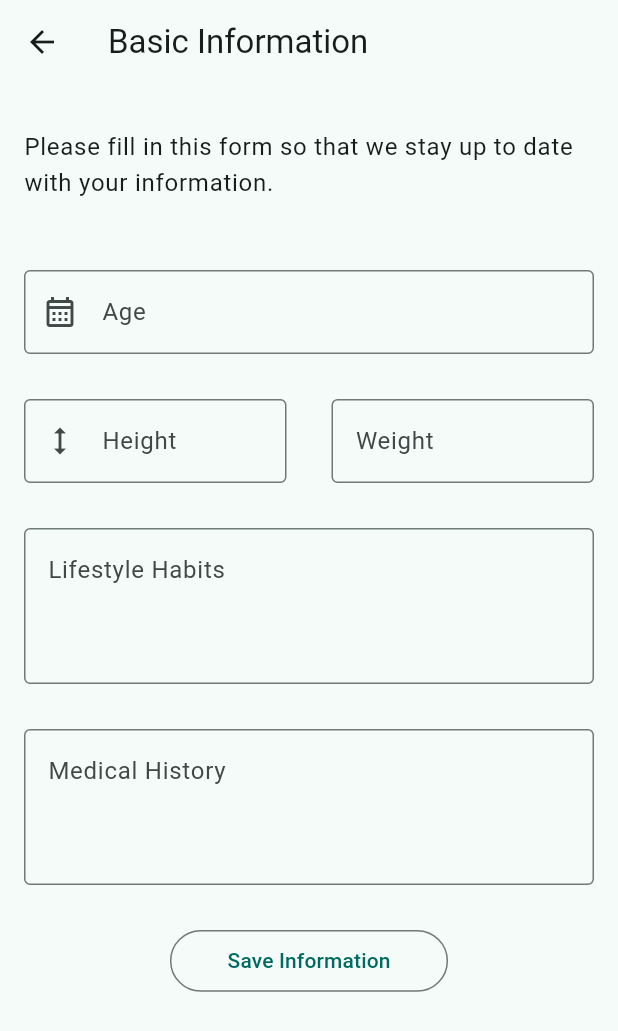
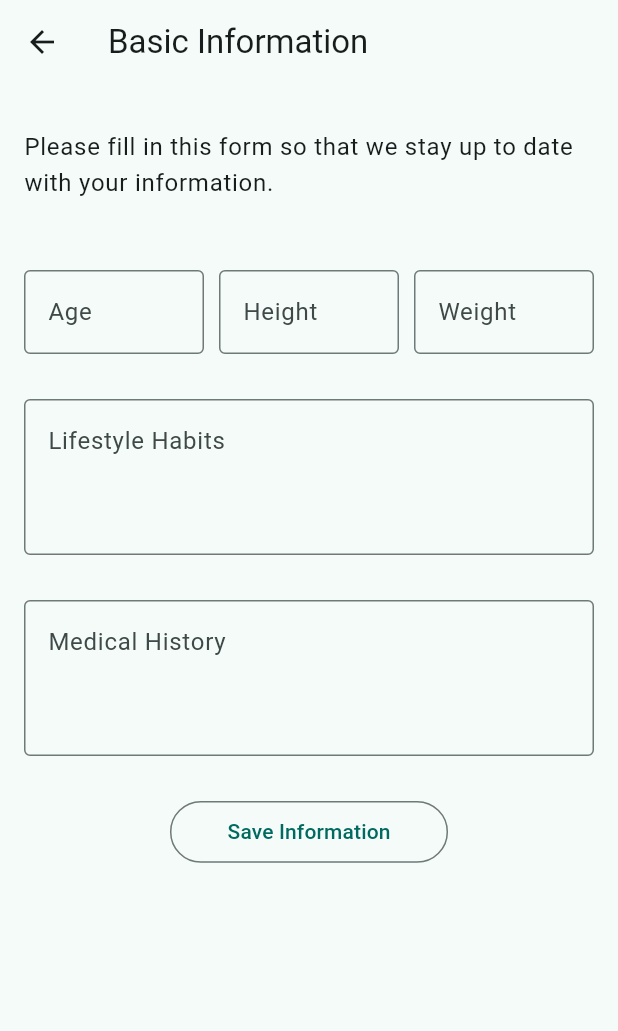
Before and after one commit to tahawaheed9/wellness_wise, a Flutter app: the BasicInformationScreen screen opened by its route, on a phone screen of 412 x 824 dp. Shown: the top 1031 px of the screen. Run offline on Flutter 3.47's test engine with Material 3 defaults, Android fonts, the phone set to English and light mode, and no system bars; our stand-ins replace bloc, cloud_firestore, equatable, firebase_auth, firebase_core, flutter_bloc; accounts and stored records are empty.

Commit message:
Some minor visual changes

```diff
--- a/lib/screens/basic_information/components/basic_information_form.dart
+++ b/lib/screens/basic_information/components/basic_information_form.dart
@@ -48,24 +48,23 @@ class _BasicInformationFormState extends State<BasicInformationForm> {
         padding: const EdgeInsets.all(16.0),
         child: Column(
           children: <Widget>[
-            // Age Field...
-            TextFormField(
-              controller: _age,
-              keyboardType: TextInputType.number,
-              validator: _validateForm,
-              decoration: const InputDecoration(
-                prefixIcon: Icon(Icons.calendar_month_outlined),
-                labelText: 'Age',
-                border: OutlineInputBorder(),
-              ),
-            ),
-
-            const SizedBox(height: 30.0),
-
             // Height & Weight Fields...
             Row(
               mainAxisAlignment: MainAxisAlignment.spaceBetween,
               children: <Widget>[
+                // Age Field...
+                Expanded(
+                  child: TextFormField(
+                    controller: _age,
+                    keyboardType: TextInputType.number,
+                    validator: _validateForm,
+                    decoration: const InputDecoration(
+                      labelText: 'Age',
+                      border: OutlineInputBorder(),
+                    ),
+                  ),
+                ),
+                const SizedBox(width: 10.0),
                 // Height Field...
                 Expanded(
                   child: TextFormField(
@@ -73,14 +72,13 @@ class _BasicInformationFormState extends State<BasicInformationForm> {
                     keyboardType: TextInputType.number,
                     validator: _validateForm,
                     decoration: const InputDecoration(
-                      prefixIcon: Icon(Icons.height_outlined),
                       labelText: 'Height',
                       suffixText: 'cm',
                       border: OutlineInputBorder(),
                     ),
                   ),
                 ),
-                const SizedBox(width: 30.0),
+                const SizedBox(width: 10.0),
 
                 // Weight Field...
                 Expanded(
```
